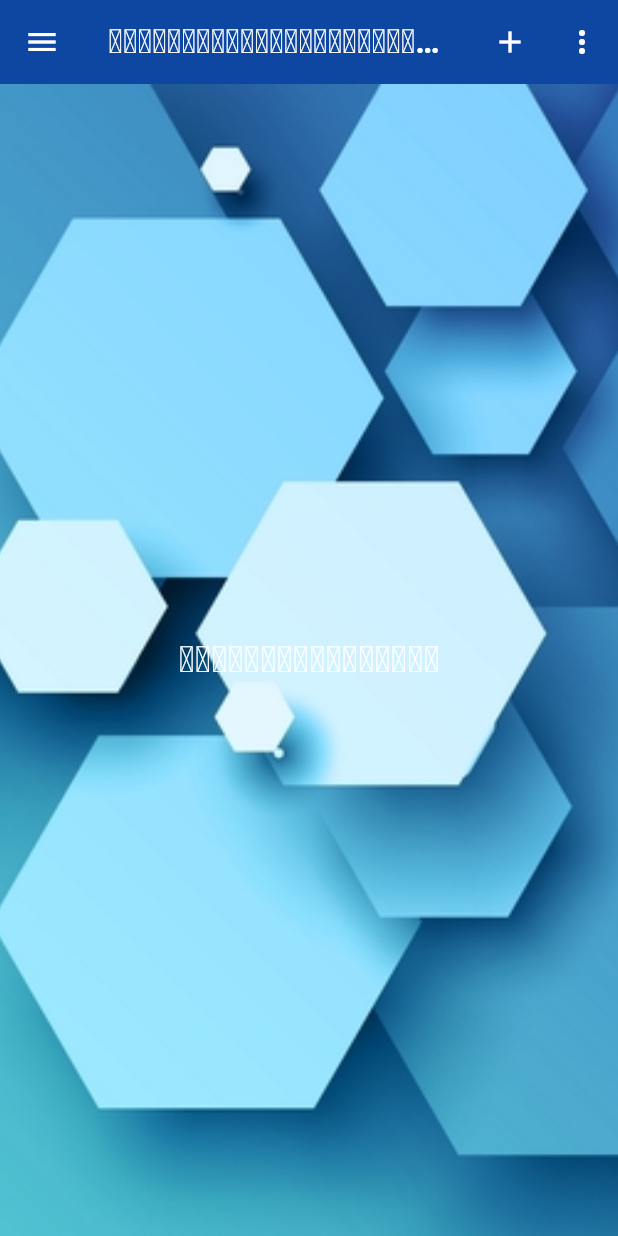
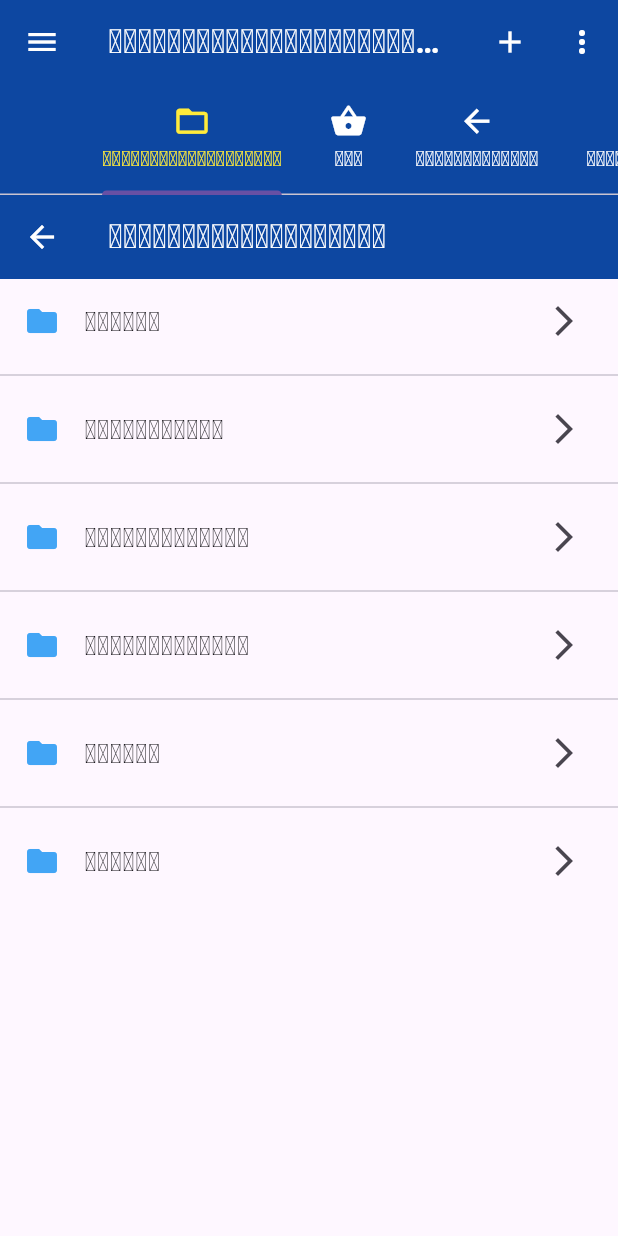
Before and after one commit to Ironbody9987/Flutter_slide, a Flutter app: the Drawer_Menu screen opened directly, on a phone screen of 412 x 824 dp. Run offline on Flutter 3.47's test engine with Material 3 defaults, Android fonts, the phone set to English and light mode, and no system bars.

```diff
--- a/lib/Drawer_Menu.dart
+++ b/lib/Drawer_Menu.dart
@@ -1,6 +1,14 @@
+import 'package:app2/subMenuTabBar/importPage.dart';
+import 'package:app2/subMenuTabBar/menuManagePage.dart';
+import 'package:app2/subMenuTabBar/menuOrdePager.dart';
+import 'package:app2/subMenuTabBar/reportPage.dart';
+import 'package:app2/subMenuTabBar/salePage.dart';
+
+import 'package:app2/subMenuTabBar/searchPage.dart';
+
+import 'package:flutter/material.dart';
 import 'package:app2/MenuDrawer.dart';
 import 'package:app2/SettingsScreen.dart';
-import 'package:flutter/material.dart';
 
 class Drawer_Menu extends StatefulWidget {
   const Drawer_Menu({super.key});
@@ -10,100 +18,106 @@ class Drawer_Menu extends StatefulWidget {
 }
 
 class _Drawer_MenuState extends State<Drawer_Menu> {
+  @override
+  Widget build(BuildContext context) {
+    return DefaultTabController(
+      length: 6, // Number of tabs
+      child: Scaffold(
+        appBar: AppBar(
+          title: const Text("ບົດຮຽນພັດທະນາເເອັບດ້ວຍ Flutter1"),
+          actions: [
+            IconButton(onPressed: () {}, icon: const Icon(Icons.add)),
+            popupMenuButton(),
+          ],
+          bottom: TabBar(
+            isScrollable: true,
+            labelColor: Colors.yellow, // Text color for selected tab
+            unselectedLabelColor: Colors.white, // Text color for unselected tab
+            tabs: [
+              Tab(
+                icon: Icon(Icons.folder_open, size: 25),
+                text: "ຈັດການຂໍ້ມູນພື້ນຖານ",
+              ),
+              Tab(icon: Icon(Icons.shopping_basket, size: 25), text: "ຂາຍ"),
+              Tab(
+                icon: Icon(Icons.arrow_back, size: 25),
+                text: "ສັ່ງຊື້ສິນຄ້າ",
+              ),
+              Tab(
+                icon: Icon(Icons.arrow_forward, size: 25),
+                text: "ນຳເຂົ້າສິນຄ້າ",
+              ),
+              Tab(icon: Icon(Icons.bar_chart, size: 25), text: "ຄົ້ນຫາ"),
+              Tab(icon: Icon(Icons.report, size: 25), text: "ລາຍງານ"),
+            ],
+          ),
+        ),
+        drawer: const MenuDrawer(),
+        body: TabBarView(
+          children: [
+            menuManagePage(),
+            SalePage(),
+            MenuOrderPager(),
+            ImportPage(),
+            SearchPage(),
+            ReportPage()
+
+          ],
+        ),
+      ),
+    );
+  }
+
   Widget popupMenuButton() {
     return PopupMenuButton<String>(
-      itemBuilder:
-          (c) => [
+      itemBuilder: (context) => [
         PopupMenuItem(
           child: ListTile(
-                leading: Icon(
-                  Icons.settings,
-                  color: Colors.grey.shade600,
-                  size: 35,
-                ),
-                title: Text(
-                  'ການຕັ້ງຄ່າ',
-                  style: TextStyle(color: Colors.blue.shade600, fontSize: 20),
-                ),
+            leading: Icon(Icons.settings, color: Colors.grey.shade600, size: 35),
+            title: Text('ການຕັ້ງຄ່າ',
+                style: TextStyle(color: Colors.blue.shade600, fontSize: 20)),
             onTap: () {
               Navigator.of(context).pop();
-                  Navigator.of(context).push(
-                    MaterialPageRoute(
-                      builder: (context) => const SettingsScreen(),
-                    ),
+              Future.delayed(Duration.zero, () {
+                Navigator.push(
+                  context,
+                  MaterialPageRoute(builder: (context) => SettingsScreen()),
                 );
+              });
             },
           ),
         ),
-            PopupMenuDivider(height: 20),
-
+        const PopupMenuDivider(height: 20),
         PopupMenuItem(
           child: ListTile(
-                leading: Icon(
-                  Icons.wifi_outlined,
-                  color: Colors.grey.shade600,
-                  size: 35,
-                ),
-                title: Text(
-                  'ເຊື່ອມຕໍ່ Wifi',
-                  style: TextStyle(color: Colors.blue.shade600, fontSize: 20),
-                ),
+            leading: Icon(Icons.wifi_outlined,
+                color: Colors.grey.shade600, size: 35),
+            title: Text('ເຊື່ອມຕໍ່ Wifi',
+                style: TextStyle(color: Colors.blue.shade600, fontSize: 20)),
             onTap: () {
               Navigator.of(context).pop();
+              // Future.delayed(Duration.zero, () {
+              //   Navigator.push(context, MaterialPageRoute(builder: (context) => YourWifiPage()));
+              // });
             },
           ),
         ),
-            PopupMenuDivider(height: 20),
+        const PopupMenuDivider(height: 20),
         PopupMenuItem(
           child: ListTile(
-                leading: Icon(
-                  Icons.folder,
-                  color: Colors.yellow.shade600,
-                  size: 35,
-                ),
-                title: Text(
-                  'ເຊື່ອມຕໍ່ຖານຂໍ້ມູນ',
-                  style: TextStyle(color: Colors.blue.shade600, fontSize: 20),
-                ),
+            leading: Icon(Icons.folder,
+                color: Colors.yellow.shade600, size: 35),
+            title: Text('ເຊື່ອມຕໍ່ຖານຂໍ້ມູນ',
+                style: TextStyle(color: Colors.blue.shade600, fontSize: 20)),
             onTap: () {
               Navigator.of(context).pop();
+              // Future.delayed(Duration.zero, () {
+              //   Navigator.push(context, MaterialPageRoute(builder: (context) => YourDatabasePage()));
+              // });
             },
           ),
         ),
       ],
     );
   }
-
-  @override
-  Widget build(BuildContext context) {
-    return Scaffold(
-      appBar: AppBar(
-        title: const Text("ບົດຮຽນພັດທະນາເເອັບດ້ວຍ Flutter1"),
-        actions: [
-          IconButton(onPressed: () {}, icon: Icon(Icons.add)),
-          popupMenuButton(),
-        ],
-      ),
-
-      drawer: const MenuDrawer(),
-      body: Container(
-        decoration: const BoxDecoration(
-          image: DecorationImage(
-            image: AssetImage("images/Modern.png"), // ใส่พาธของรูปภาพ
-            fit: BoxFit.cover, // ปรับขนาดให้เต็มหน้าจอ
-          ),
-        ),
-        child: const Center(
-          child: Text(
-            "ເນື້ອຫາຂອງໜ້ານີ້",
-            style: TextStyle(
-              fontSize: 24,
-              color: Colors.white, // เปลี่ยนสีตัวอักษรให้เห็นชัดเจน
-              fontWeight: FontWeight.bold,
-            ),
-          ),
-        ),
-      ),
-    );
 }
-}
--- a/lib/LoginPage.dart
+++ b/lib/LoginPage.dart
@@ -48,7 +48,7 @@ class _LoginPageState extends State<LoginPage> {
     return Text(
       'BSCP6B Mart',
       style: TextStyle(
-        fontSize: fontSize,
+        fontSize:25,
         fontFamily: "FiraSans",
         fontWeight: FontWeight.bold,
         color: Colors.amber.shade900,
@@ -72,7 +72,7 @@ class _LoginPageState extends State<LoginPage> {
         decoration: InputDecoration(
           prefixIcon: Icon(
             icon,
-            color: focusNode.hasFocus ? Colors.blue : Colors.grey,
+            color: focusNode.hasFocus ? const Color.fromARGB(255, 243, 145, 33) : Colors.grey,
           ),
           suffixIcon:
               isPassword
--- /dev/null
+++ b/lib/subMenuTabBar/menuManagePage.dart
@@ -0,0 +1,46 @@
+import 'package:flutter/material.dart';
+
+class menuManagePage extends StatefulWidget {
+  const menuManagePage({super.key});
+
+  @override
+  State<menuManagePage> createState() => _menuManagePageState();
+}
+
+class _menuManagePageState extends State<menuManagePage> {
+  // ข้อมูล List ตัวอย่าง
+  final List<String> items = [
+    'ສິນຄ້າ',
+    'ປະເພດສິນຄ້າ',
+    'ຫົວໜ່ວຍສິນຄ້າ',
+    'ຜູ້ຈັດຈໍາໜ່າຍ',
+    'ລູກຄ້າ',
+    'ຜູ້ຂາຍ',
+  ];
+
+  @override
+  Widget build(BuildContext context) {
+    return Scaffold(
+      appBar: AppBar(
+        title: const Text("ຈັດການຂໍ້ມູນພື້ນຖານ"),
+      ),
+      body: ListView.separated(
+        itemCount: items.length,
+        separatorBuilder: (context, index) => const Divider(),
+        itemBuilder: (context, index) {
+          return ListTile(
+            leading: Icon(Icons.folder, color: Colors.blue.shade400),
+            title: Text(items[index],
+                style: const TextStyle(fontSize: 18)),
+            trailing: const Icon(Icons.arrow_forward_ios),
+            onTap: () {
+              ScaffoldMessenger.of(context).showSnackBar(
+                SnackBar(content: Text('ຄຸນເລືອກ: ${items[index]}')),
+              );
+            },
+          );
+        },
+      ),
+    );
+  }
+}
```
Also changed, not shown: lib/SettingsScreen.dart (+83 -40 lines), lib/bottomBar.dart (added, +31 -0 lines), lib/subMenuTabBar/importPage.dart (added, +63 -0 lines), lib/subMenuTabBar/menuOrdePager.dart (added, +62 -0 lines), lib/subMenuTabBar/reportPage.dart (added, +82 -0 lines), lib/subMenuTabBar/salePage.dart (added, +78 -0 lines), lib/subMenuTabBar/searchPage.dart (added, +81 -0 lines). Lines whose indentation alone changed are shown as unchanged.
